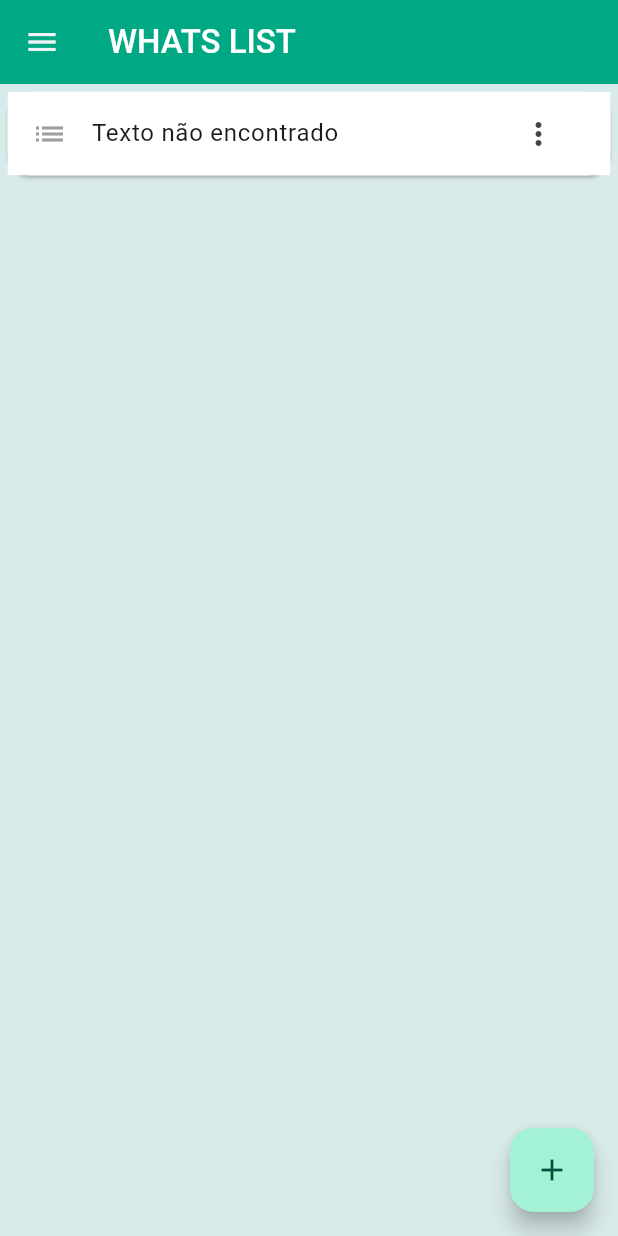
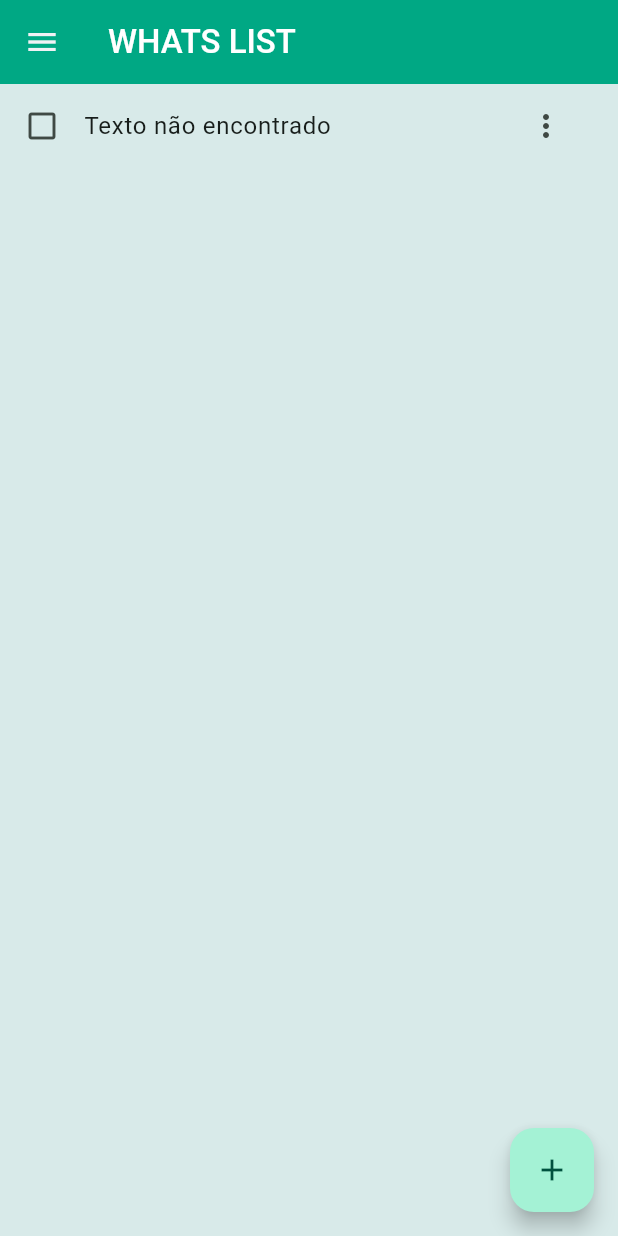
Before and after one commit to AllanGd/whats_list, a Flutter app: the screen it shows after launch, after a tap on "Colar Lista", on a phone screen of 412 x 824 dp. Run offline on Flutter 3.47's test engine with Material 3 defaults, Android fonts, the light colour scheme and no system bars.

Commit message:
Ajustes na interface dos listTitle

```diff
--- a/lib/src/model/item.dart
+++ b/lib/src/model/item.dart
@@ -20,18 +20,18 @@ class Item {
     switch (_status) {
       case ItemStatus.listado:
         return const Icon(
-          Icons.list,
-          color: Colors.grey,
+          Icons.check_box_outline_blank,
+          // color: Colors.grey,
         );
       case ItemStatus.carrinho:
         return const Icon(
           Icons.shopping_cart,
-          color: Colors.green,
+          // color: Colors.green,
         );
       case ItemStatus.emFalta:
         return const Icon(
           Icons.cancel,
-          color: Colors.red,
+          // color: Colors.red,
         );
     }
   }
--- a/lib/src/view/list_page.dart
+++ b/lib/src/view/list_page.dart
@@ -3,7 +3,8 @@ import 'package:provider/provider.dart';
 import 'package:whats_list/src/model/item.dart';
 import 'package:whats_list/src/utils/system_colors.dart';
 import 'package:whats_list/src/viewmodel/list_page_viewmodel.dart';
-import 'package:whats_list/src/widgets/AddDialog.dart';
+import 'package:whats_list/src/widgets/add_dialog.dart';
+import 'package:whats_list/src/widgets/item_listtitle.dart';
 import 'package:whats_list/src/widgets/my_appbar.dart';
 
 class ListPage extends StatefulWidget {
@@ -24,8 +25,7 @@ class _ListPageState extends State<ListPage> {
 
   @override
   Widget build(BuildContext context) {
-    List<Item> itensList =
-        Provider.of<ListPageViewModel>(context).itensListadosList();
+    List<Item> itensList = Provider.of<ListPageViewModel>(context).listItens;
     return Scaffold(
       appBar: const MyAppBar(title: "WHATS LIST"),
       body: Container(
@@ -36,51 +36,10 @@ class _ListPageState extends State<ListPage> {
               itemCount: itensList.length,
               shrinkWrap: true,
               itemBuilder: (context, index) {
-                return Card(
-                  shape: RoundedRectangleBorder(
-                      borderRadius: BorderRadius.circular(15)),
-                  margin: const EdgeInsets.all(5),
-                  child: ListTile(
-                    tileColor: Colors.white,
-                    leading: itensList[index].getIconStatus(),
-                    // ignore: prefer_const_constructors
-                    trailing: PopupMenuButton(
-                      itemBuilder: (context) => [
-                        PopupMenuItem(
-                          child: const ListTile(
-                              leading: Icon(
-                                Icons.cancel,
-                                color: Colors.red,
-                              ),
-                              title: Text("Item em falta")),
-                          onTap: () => Provider.of<ListPageViewModel>(context,
-                                  listen: false)
-                              .updateItemStatus(
-                                  itensList[index], ItemStatus.emFalta),
-                        ),
-                        PopupMenuItem(
-                          child: const ListTile(
-                              leading: Icon(
-                                Icons.delete,
-                                color: Colors.red,
-                              ),
-                              title: Text("Deletar Item")),
-                          onTap: () => Provider.of<ListPageViewModel>(context,
-                                  listen: false)
-                              .deleteItem(itensList[index]),
-                        )
-                      ],
-                    ),
-                    title: Text(itensList[index].name),
-                    onTap: () =>
-                        Provider.of<ListPageViewModel>(context, listen: false)
-                            .updateItemStatus(
-                                itensList[index], ItemStatus.carrinho),
-                  ),
-                );
+                return ItemListTitle(item: itensList[index]);
               },
             ),
-          )
+          ),
         ]),
       ),
       backgroundColor: SystemColors.secondary,
--- /dev/null
+++ b/lib/src/widgets/item_listtitle.dart
@@ -0,0 +1,50 @@
+import 'package:flutter/material.dart';
+import 'package:provider/provider.dart';
+import 'package:whats_list/src/model/item.dart';
+import 'package:whats_list/src/viewmodel/list_page_viewmodel.dart';
+
+class ItemListTitle extends StatelessWidget {
+  const ItemListTitle({super.key, required this.item});
+
+  final Item item;
+
+  @override
+  Widget build(BuildContext context) {
+    return ListTile(
+      tileColor: switch (item.status) {
+        ItemStatus.carrinho => Colors.green.shade100,
+        ItemStatus.emFalta => Colors.red.shade100,
+        ItemStatus.listado => null,
+      },
+      leading: item.getIconStatus(),
+      // ignore: prefer_const_constructors
+      trailing: PopupMenuButton(
+        itemBuilder: (context) => [
+          PopupMenuItem(
+            child: const ListTile(
+                leading: Icon(
+                  Icons.cancel,
+                  color: Colors.red,
+                ),
+                title: Text("Item em falta")),
+            onTap: () => Provider.of<ListPageViewModel>(context, listen: false)
+                .updateItemStatus(item, ItemStatus.emFalta),
+          ),
+          PopupMenuItem(
+            child: const ListTile(
+                leading: Icon(
+                  Icons.delete,
+                  color: Colors.red,
+                ),
+                title: Text("Deletar Item")),
+            onTap: () => Provider.of<ListPageViewModel>(context, listen: false)
+                .deleteItem(item),
+          )
+        ],
+      ),
+      title: Text(item.name),
+      onTap: () => Provider.of<ListPageViewModel>(context, listen: false)
+          .updateItemStatus(item, ItemStatus.carrinho),
+    );
+  }
+}
--- a/lib/src/widgets/my_appbar.dart
+++ b/lib/src/widgets/my_appbar.dart
@@ -32,6 +32,5 @@ class MyAppBar extends StatelessWidget implements PreferredSizeWidget {
   }
 
   @override
-  // TODO: implement preferredSize
   Size get preferredSize => const Size.fromHeight(kToolbarHeight);
 }
--- a/pubspec.yaml
+++ b/pubspec.yaml
@@ -62,9 +62,10 @@ flutter:
   uses-material-design: true
 
   # To add assets to your application, add an assets section, like this:
-  # assets:
+  assets:
   #   - images/a_dot_burr.jpeg
   #   - images/a_dot_ham.jpeg
+      - assets/
 
   # An image asset can refer to one or more resolution-specific "variants", see
   # https://flutter.dev/assets-and-images/#resolution-aware
```
Also changed, not shown: lib/src/widgets/AddDialog.dart (deleted, +0 -35 lines), lib/src/widgets/add_dialog.dart (added, +38 -0 lines).
